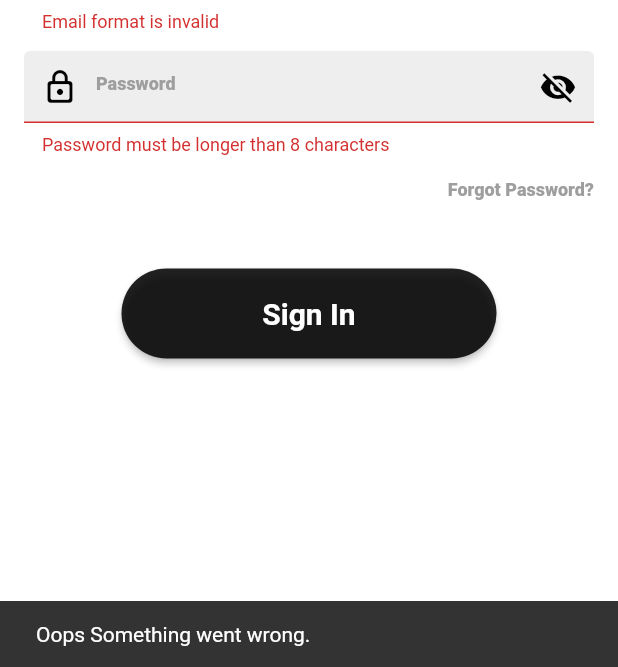
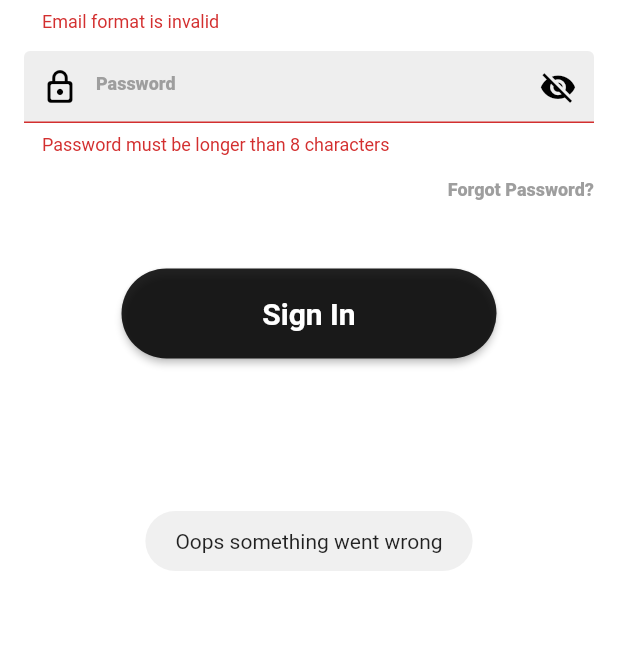
Before and after one commit to therealansh/iiit_sonepat_app, a Flutter app: the Auth screen opened directly, after a tap on "Sign In", on a phone screen of 412 x 824 dp, the part 569-1236 px from its top. Run offline on Flutter 3.47's test engine with Material 2 defaults, Android fonts, the phone set to English and light mode, and no system bars; our stand-ins replace backdrop, cloud_firestore, firebase_core, flutter_svg, fluttertoast, native_pdf_view and 1 more; missing offline and left inert: a package; accounts and stored records are empty.

Commit message:
snackbar replaced with toast

```diff
--- a/lib/ui/Auth/Login_Page/Auth.dart
+++ b/lib/ui/Auth/Login_Page/Auth.dart
@@ -225,8 +225,7 @@ class _AuthState extends State<Auth> {
                                 ),
                                 onPressed: () {
                                   if (!formAuthKey.currentState.validate()) {
-                                    ScaffoldMessenger.of(context)
-                                        .showSnackBar(SnackBar(content: Text('Oops Something went wrong.')));
+                                    Fluttertoast.showToast(msg: 'Oops something went wrong');
                                   }
                                   else {
                                     Navigator.push(
```
